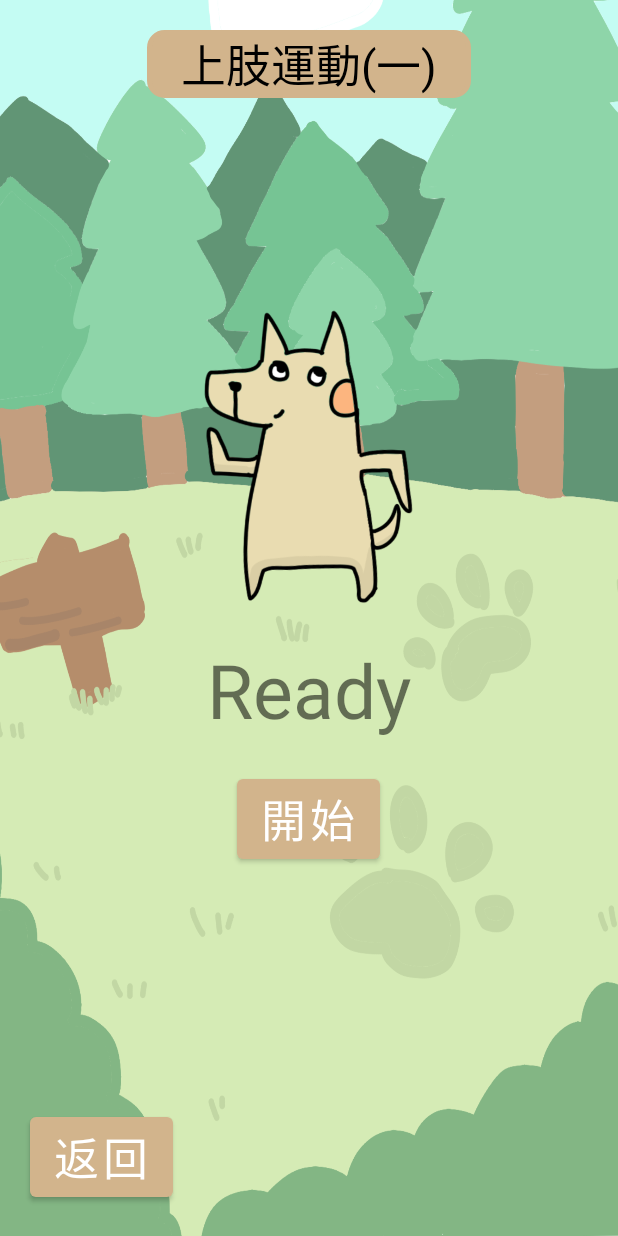
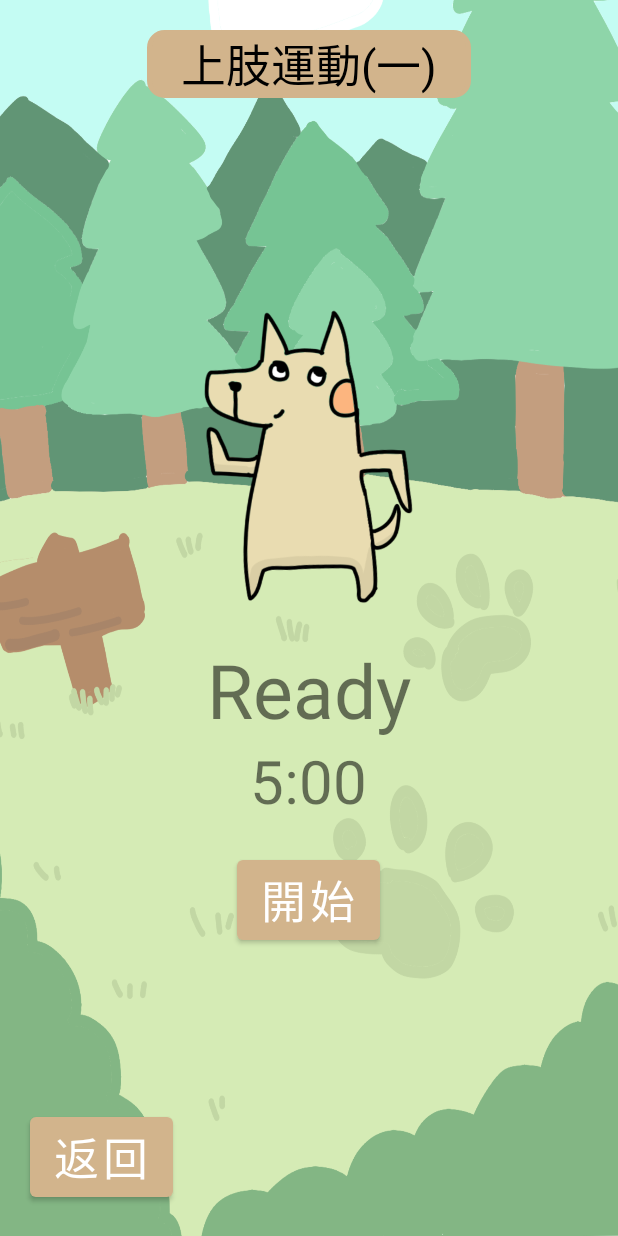
Before and after one commit to SuMingWei/Fit_it, an Android app: the Upper1_exercise screen opened directly, with no data from a screen before it, on a phone screen of 412 x 824 dp. Run offline under Robolectric (Android 15) with nearby library versions, the phone set to English and light mode, and no system bars.

Commit message:
[modified] mission and exercise

```diff
--- a/app/src/main/res/layout/activity_upper1_exercise.xml
+++ b/app/src/main/res/layout/activity_upper1_exercise.xml
@@ -73,6 +73,12 @@
             android:layout_height="wrap_content"
             android:text="Ready"
             android:textSize="50dp"/>
+        <TextView
+            android:id="@+id/clock_txt"
+            android:layout_width="wrap_content"
+            android:layout_height="wrap_content"
+            android:text="5:00"
+            android:textSize="40dp"/>
         <Button
             android:id="@+id/start_btn"
             android:layout_width="wrap_content"
```
